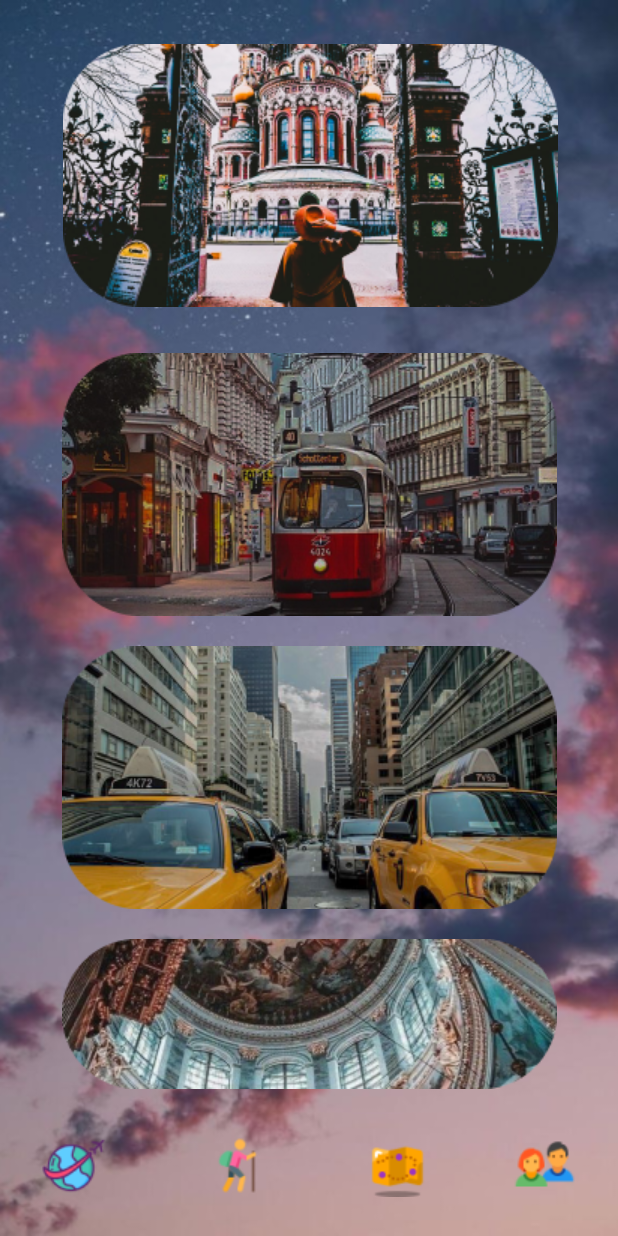
After one commit to KirillAleshenkov/Project_android, an Android app: the RouteDay screen opened directly, with no data from a screen before it, on a phone screen of 412 x 824 dp. The commit adds this screen. Run offline under Robolectric (Android 15) with nearby library versions, the phone set to English and light mode, and no system bars.

Commit message:
Рабочая версия. Отрисована третья активность, нужно доделать отступы)

```diff
--- a/app/src/main/AndroidManifest.xml
+++ b/app/src/main/AndroidManifest.xml
@@ -18,8 +18,11 @@
         android:icon="@mipmap/ic_launcher"
         android:label="@string/app_name"
         android:supportsRtl="true"
-        android:theme="@style/Theme.Travel"
+        android:theme="@style/Theme.AppCompat.NoActionBar"
         tools:targetApi="31">
+        <activity
+            android:name=".RouteDay"
+            android:exported="false" />
         <activity
             android:name=".BigTravel"
             android:exported="false">
--- a/app/src/main/java/com/example/travel/MainActivity.java
+++ b/app/src/main/java/com/example/travel/MainActivity.java
@@ -18,4 +18,8 @@ public class MainActivity extends AppCompatActivity {
         Intent intent = new Intent(MainActivity.this, BigTravel.class);
         startActivity(intent);
     }
+    public void onClick2(View view){
+        Intent intent = new Intent(this, RouteDay.class);
+        startActivity(intent);
+    }
 }
--- /dev/null
+++ b/app/src/main/java/com/example/travel/RouteDay.java
@@ -0,0 +1,14 @@
+package com.example.travel;
+
+import androidx.appcompat.app.AppCompatActivity;
+
+import android.os.Bundle;
+
+public class RouteDay extends AppCompatActivity {
+
+    @Override
+    protected void onCreate(Bundle savedInstanceState) {
+        super.onCreate(savedInstanceState);
+        setContentView(R.layout.activity_route_day);
+    }
+}
--- a/app/src/main/res/layout/activity_main.xml
+++ b/app/src/main/res/layout/activity_main.xml
@@ -23,6 +23,7 @@
         android:layout_width="413dp"
         android:layout_height="282dp"
         android:backgroundTint="#00FFFFFF"
+        android:onClick="onClick2"
         app:layout_constraintBottom_toTopOf="@+id/imageButton3"
         app:layout_constraintEnd_toEndOf="parent"
         app:layout_constraintStart_toStartOf="parent"
--- /dev/null
+++ b/app/src/main/res/layout/activity_route_day.xml
@@ -0,0 +1,107 @@
+<?xml version="1.0" encoding="utf-8"?>
+<androidx.constraintlayout.widget.ConstraintLayout xmlns:android="http://schemas.android.com/apk/res/android"
+    xmlns:app="http://schemas.android.com/apk/res-auto"
+    xmlns:tools="http://schemas.android.com/tools"
+    android:layout_width="match_parent"
+    android:layout_height="match_parent"
+    android:background="@drawable/back2"
+    tools:context=".RouteDay">
+
+    <ImageButton
+        android:id="@+id/imageButton4"
+        android:layout_width="wrap_content"
+        android:layout_height="wrap_content"
+        android:layout_marginStart="16dp"
+        android:layout_marginBottom="16dp"
+        android:backgroundTint="#00FFFFFF"
+        app:layout_constraintBottom_toBottomOf="parent"
+        app:layout_constraintStart_toStartOf="parent"
+        app:srcCompat="@drawable/bar1" />
+
+    <ImageButton
+        android:id="@+id/imageButton9"
+        android:layout_width="wrap_content"
+        android:layout_height="wrap_content"
+        android:layout_marginEnd="16dp"
+        android:layout_marginBottom="16dp"
+        android:backgroundTint="#00FFFFFF"
+        app:layout_constraintBottom_toBottomOf="parent"
+        app:layout_constraintEnd_toEndOf="parent"
+        app:srcCompat="@drawable/bar4" />
+
+    <ImageButton
+        android:id="@+id/imageButton10"
+        android:layout_width="wrap_content"
+        android:layout_height="wrap_content"
+        android:layout_marginEnd="32dp"
+        android:layout_marginBottom="16dp"
+        android:backgroundTint="#00FFFFFF"
+        app:layout_constraintBottom_toBottomOf="parent"
+        app:layout_constraintEnd_toStartOf="@+id/imageButton9"
+        app:srcCompat="@drawable/bar3" />
+
+    <ImageButton
+        android:id="@+id/imageButton11"
+        android:layout_width="wrap_content"
+        android:layout_height="wrap_content"
+        android:layout_marginBottom="16dp"
+        android:backgroundTint="#00FFFFFF"
+        app:layout_constraintBottom_toBottomOf="parent"
+        app:layout_constraintEnd_toStartOf="@+id/imageButton10"
+        app:layout_constraintHorizontal_bias="0.518"
+        app:layout_constraintStart_toEndOf="@+id/imageButton4"
+        app:srcCompat="@drawable/bar2" />
+
+    <ImageButton
+        android:id="@+id/imageButton13"
+        android:layout_width="wrap_content"
+        android:layout_height="wrap_content"
+        android:layout_marginStart="28dp"
+        android:layout_marginEnd="28dp"
+        android:layout_marginBottom="10dp"
+        android:backgroundTint="#00FFFFFF"
+        app:layout_constraintBottom_toTopOf="@+id/imageButton4"
+        app:layout_constraintEnd_toEndOf="parent"
+        app:layout_constraintStart_toStartOf="parent"
+        app:srcCompat="@drawable/button7" />
+
+    <ImageButton
+        android:id="@+id/imageButton14"
+        android:layout_width="wrap_content"
+        android:layout_height="wrap_content"
+        android:layout_marginStart="28dp"
+        android:layout_marginEnd="28dp"
+        android:backgroundTint="#00FFFFFF"
+        app:layout_constraintBottom_toTopOf="@+id/imageButton13"
+        app:layout_constraintEnd_toEndOf="parent"
+        app:layout_constraintStart_toStartOf="parent"
+        app:srcCompat="@drawable/button5" />
+
+    <ImageButton
+        android:id="@+id/imageButton15"
+        android:layout_width="wrap_content"
+        android:layout_height="wrap_content"
+        android:layout_marginStart="28dp"
+        android:layout_marginEnd="28dp"
+        android:backgroundTint="#00FFFFFF"
+        app:layout_constraintBottom_toTopOf="@+id/imageButton14"
+        app:layout_constraintEnd_toEndOf="parent"
+        app:layout_constraintStart_toStartOf="parent"
+        app:srcCompat="@drawable/button6" />
+
+    <ImageButton
+        android:id="@+id/imageButton16"
+        android:layout_width="wrap_content"
+        android:layout_height="wrap_content"
+        android:layout_marginStart="29dp"
+        android:layout_marginTop="30dp"
+        android:layout_marginEnd="28dp"
+        android:layout_marginBottom="22dp"
+        android:backgroundTint="#00FFFFFF"
+        app:layout_constraintBottom_toTopOf="@+id/imageButton15"
+        app:layout_constraintEnd_toEndOf="parent"
+        app:layout_constraintStart_toStartOf="parent"
+        app:layout_constraintTop_toTopOf="parent"
+        app:srcCompat="@drawable/button4" />
+
+</androidx.constraintlayout.widget.ConstraintLayout>
```
Also changed, not shown: app/src/main/res/drawable/back2.png (added), app/src/main/res/drawable/button4.png (added), app/src/main/res/drawable/button5.png (added), app/src/main/res/drawable/button6.png (added), app/src/main/res/drawable/button7.png (added), 5 other files.
